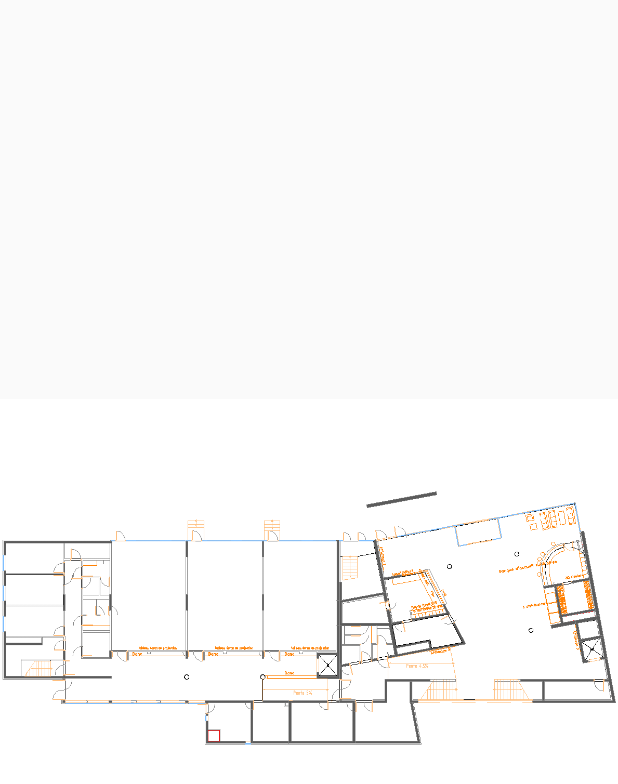
After one commit to FlorianeEnnaji/indoor-positioning-system-android, an Android app: the layout activity_calibration.xml on its own in the app's theme, with its tools: preview values and no code run, on a phone screen of 412 x 824 dp. The commit adds this screen. Shown: the top 784 px of the screen. Run offline under Robolectric (Android 15) with nearby library versions, the phone set to English and light mode, and no system bars.

Commit message:
added another activity for calibration -- background is buildings map

```diff
--- /dev/null
+++ b/app/src/main/res/layout/activity_calibration.xml
@@ -0,0 +1,12 @@
+<?xml version="1.0" encoding="utf-8"?>
+<LinearLayout xmlns:android="http://schemas.android.com/apk/res/android"
+    android:orientation="vertical" android:layout_width="match_parent"
+    android:layout_height="match_parent"
+    android:weightSum="1">
+
+    <ImageView
+        android:id="@+id/map_view"
+        android:layout_width="match_parent"
+        android:layout_height="match_parent"
+        android:src="@drawable/H_RDC" />
+</LinearLayout>
```
Also changed, not shown: app/src/main/java/com/example/florianeennaji/lo53_calibration/CalibrationActivity.java (added, +15 -0 lines), app/src/main/java/com/example/florianeennaji/lo53_calibration/MainActivity.java (+6 -1 lines), app/src/main/res/layout/activity_main.xml (+10 -0 lines), app/src/main/res/drawable-hdpi/H_RDC.png (added).
